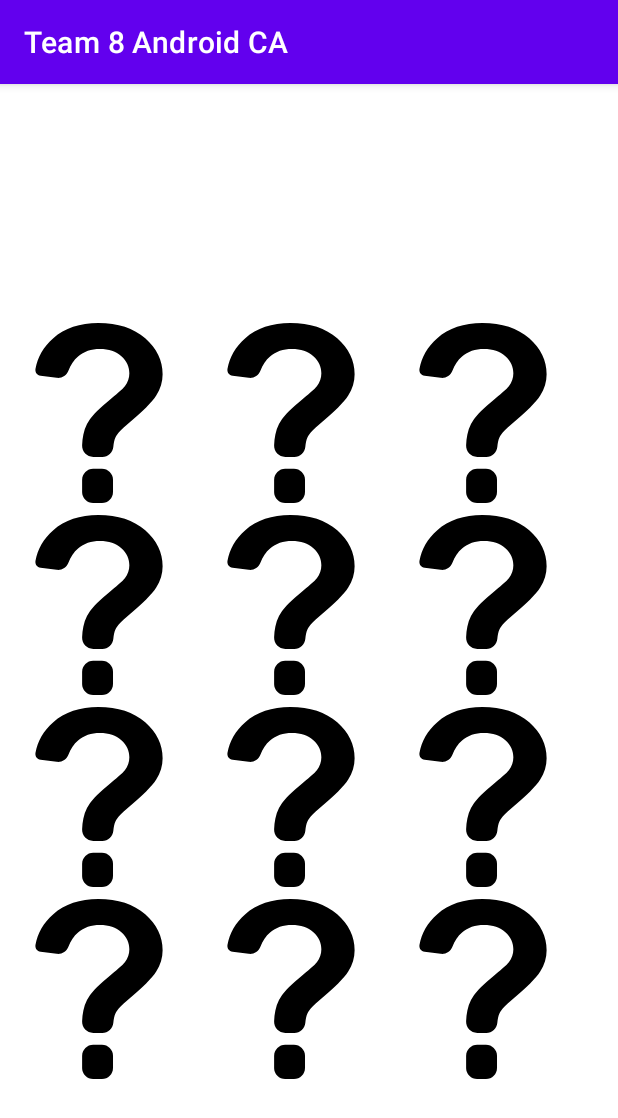
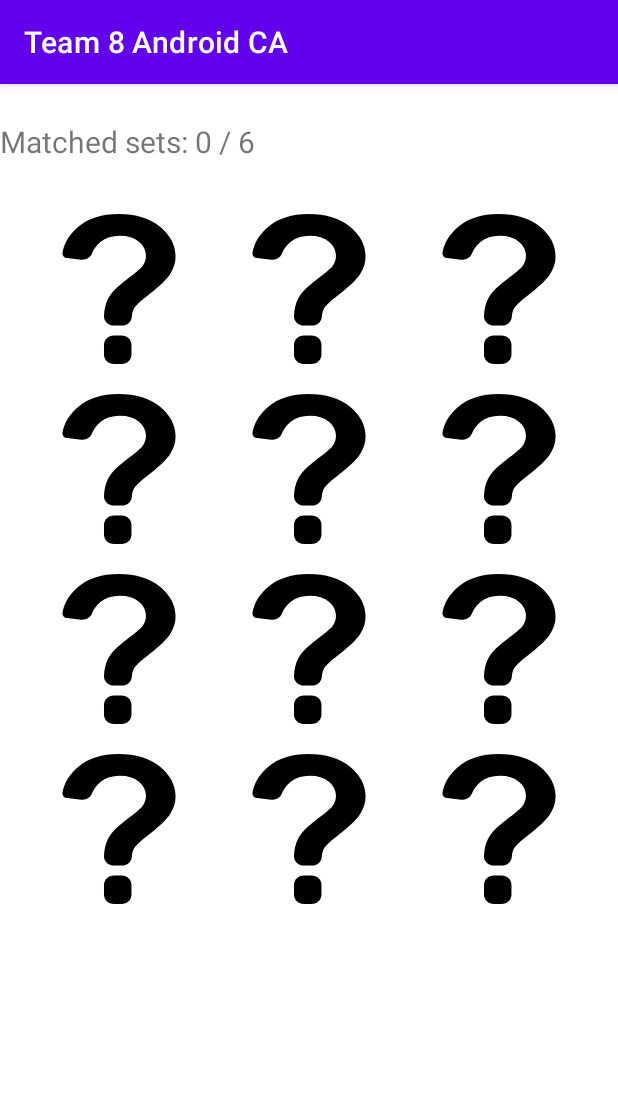
Before and after one commit to sink257/team8_android_ca, an Android app: the GameActivity screen opened directly, with no data from a screen before it, on a phone screen of 412 x 824 dp. Shown: the top 1118 px of the screen. Run offline under Robolectric (Android 15) with nearby library versions, the phone set to English and light mode, and no system bars.

Commit message:
Editted layout and orientation

```diff
--- a/app/src/main/AndroidManifest.xml
+++ b/app/src/main/AndroidManifest.xml
@@ -12,7 +12,6 @@
         <activity android:name=".MainActivity">
             <intent-filter>
                 <action android:name="android.intent.action.MAIN" />
-
                 <category android:name="android.intent.category.LAUNCHER" />
             </intent-filter>
         </activity>
--- a/app/src/main/java/eg/edu/iss/team8androidca/GameActivity.java
+++ b/app/src/main/java/eg/edu/iss/team8androidca/GameActivity.java
@@ -1,10 +1,13 @@
 package eg.edu.iss.team8androidca;
 
 import android.content.Intent;
+import android.content.res.Configuration;
 import android.os.Bundle;
 import android.os.Handler;
 import android.view.View;
 import android.widget.GridLayout;
+import android.widget.RelativeLayout;
+import android.widget.TableLayout;
 import android.widget.TextView;
 
 import androidx.appcompat.app.AlertDialog;
@@ -32,10 +35,28 @@ public class GameActivity extends AppCompatActivity implements View.OnClickListe
 
         GridLayout gridLayout = (GridLayout) findViewById(R.id.grid_layout_activity2);
 
-        int numColumns = gridLayout.getColumnCount();
-        int numRows = gridLayout.getRowCount();
+
+        int numColumns = 0;
+        int numRows = 0;
+        if (getResources().getConfiguration().orientation == Configuration.ORIENTATION_PORTRAIT)
+        {
+            numColumns = 3;
+            numRows = 4;
+
+        }
+        else if (getResources().getConfiguration().orientation == Configuration.ORIENTATION_LANDSCAPE)
+        {
+            numColumns = 6;
+            numRows = 2;
+        }
 
         numberOfElements = numColumns * numRows;
+
+        gridLayout.setColumnCount(numColumns);
+        gridLayout.setRowCount(numRows);
+        TextView textview = findViewById(R.id.score);
+        String score = "Matched sets: "+String.valueOf(matchCount)+" / "+String.valueOf(numberOfElements/2);
+        textview.setText(score);
 
         buttons = new MemoryButton[numberOfElements];
 
@@ -65,10 +86,6 @@ public class GameActivity extends AppCompatActivity implements View.OnClickListe
 
     @Override
     public void onClick(View view) {
-
-        TextView textview = findViewById(R.id.score);
-        String score = String.valueOf(matchCount)+" / "+String.valueOf(numberOfElements/2);
-        textview.setText(score);
 
         if (isBusy)
             return;
@@ -101,6 +118,10 @@ public class GameActivity extends AppCompatActivity implements View.OnClickListe
             selectedButton1 = null;
 
             matchCount++;
+
+            TextView textview = findViewById(R.id.score);
+            String score = "Matched sets: "+String.valueOf(matchCount)+" / "+String.valueOf(numberOfElements/2);
+            textview.setText(score);
 
             if(matchCount==numberOfElements/2){
                 AlertDialog.Builder alertDialogBuilder = new AlertDialog.Builder(GameActivity.this);
--- a/app/src/main/java/eg/edu/iss/team8androidca/MemoryButton.java
+++ b/app/src/main/java/eg/edu/iss/team8androidca/MemoryButton.java
@@ -29,8 +29,9 @@ public class MemoryButton extends androidx.appcompat.widget.AppCompatButton {
 
         GridLayout.LayoutParams tempParams = new GridLayout.LayoutParams(GridLayout.spec(r), GridLayout.spec(c));
 
-        tempParams.width = (int) getResources().getDisplayMetrics().density * 180;
-        tempParams.height = (int) getResources().getDisplayMetrics().density * 180;
+        tempParams.width = (int) getResources().getDisplayMetrics().density * 160;
+        tempParams.height = (int) getResources().getDisplayMetrics().density * 150;
+        tempParams.setMargins(15,15,15,15);
         setLayoutParams(tempParams);
     }
 
--- a/app/src/main/res/layout/activity_game.xml
+++ b/app/src/main/res/layout/activity_game.xml
@@ -10,24 +10,29 @@
     <LinearLayout
         android:layout_width="match_parent"
         android:layout_height="0dp"
-        android:layout_weight="2">
+        android:orientation="horizontal"
+        android:layout_weight="1">
 
         <TextView
             android:layout_width="match_parent"
             android:layout_height="match_parent"
+            android:gravity="center_vertical|left"
+            android:textSize = "20sp"
             android:id="@+id/score"/>
+
+        <TextView
+            android:layout_width="match_parent"
+            android:layout_height="match_parent"
+            android:gravity="center_vertical|right"
+            android:textSize = "20sp"
+            android:id="@+id/timer"/>
 
     </LinearLayout>
     <GridLayout
         android:layout_height="0dp"
-        android:layout_width="match_parent"
-        android:layout_weight="8"
-        android:paddingBottom="2dp"
-        android:paddingTop="2dp"
-        android:paddingLeft="2dp"
-        android:paddingRight="2dp"
-        android:columnCount="3"
-        android:rowCount="4"
+        android:layout_width="wrap_content"
+        android:layout_weight="9"
+        android:layout_gravity="center"
         android:id="@+id/grid_layout_activity2"
         android:useDefaultMargins="true"/>
 
```
Also changed, not shown: app/src/main/java/eg/edu/iss/team8androidca/CountUpTimer.java (added, +26 -0 lines).
